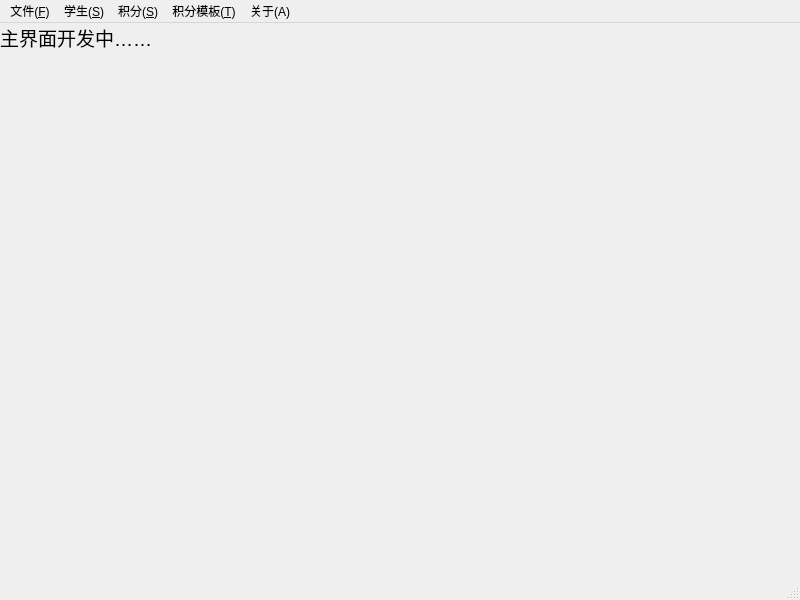
Before: the Qt Designer form src/ui/MainWindow.ui in fz1251/ClassScoreManager, drawn with Qt 5.
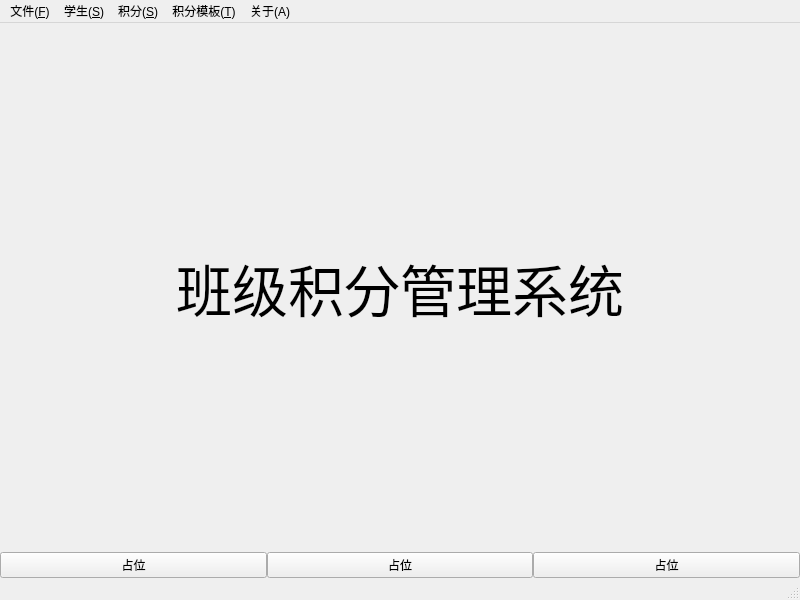
After: the same form once the commit is applied. The open tabs and pages were chosen to show the change. Custom widgets are drawn as their Qt base class.

```diff
--- a/src/ui/MainWindow.ui
+++ b/src/ui/MainWindow.ui
@@ -36,24 +36,63 @@
        <number>1</number>
       </property>
       <widget class="QWidget" name="page">
-       <widget class="QLabel" name="label_dev">
-        <property name="geometry">
-         <rect>
-          <x>0</x>
-          <y>0</y>
-          <width>176</width>
-          <height>29</height>
-         </rect>
+       <layout class="QVBoxLayout" name="verticalLayout_4" stretch="1,3">
+        <property name="spacing">
+         <number>0</number>
         </property>
-        <property name="font">
-         <font>
-          <pointsize>14</pointsize>
-         </font>
+        <property name="leftMargin">
+         <number>0</number>
         </property>
-        <property name="text">
-         <string>主界面开发中……</string>
+        <property name="topMargin">
+         <number>0</number>
         </property>
-       </widget>
+        <property name="rightMargin">
+         <number>0</number>
+        </property>
+        <property name="bottomMargin">
+         <number>0</number>
+        </property>
+        <item>
+         <widget class="ShineLabel" name="label">
+          <property name="font">
+           <font>
+            <pointsize>42</pointsize>
+           </font>
+          </property>
+          <property name="text">
+           <string>班级积分管理系统</string>
+          </property>
+          <property name="alignment">
+           <set>Qt::AlignCenter</set>
+          </property>
+         </widget>
+        </item>
+        <item>
+         <layout class="QHBoxLayout" name="horizontalLayout">
+          <item>
+           <widget class="QPushButton" name="pushButton">
+            <property name="text">
+             <string>占位</string>
+            </property>
+           </widget>
+          </item>
+          <item>
+           <widget class="QPushButton" name="pushButton_2">
+            <property name="text">
+             <string>占位</string>
+            </property>
+           </widget>
+          </item>
+          <item>
+           <widget class="QPushButton" name="pushButton_3">
+            <property name="text">
+             <string>占位</string>
+            </property>
+           </widget>
+          </item>
+         </layout>
+        </item>
+       </layout>
       </widget>
       <widget class="QWidget" name="page_2">
        <widget class="QTableView" name="tableView">
@@ -377,6 +416,13 @@
    </property>
   </action>
  </widget>
+ <customwidgets>
+  <customwidget>
+   <class>ShineLabel</class>
+   <extends>QLabel</extends>
+   <header>.\src\ui\ShineLabel.h</header>
+  </customwidget>
+ </customwidgets>
  <resources/>
  <connections/>
 </ui>
```
Left out of the diff: 4 changed lines with no effect on the pictures.
